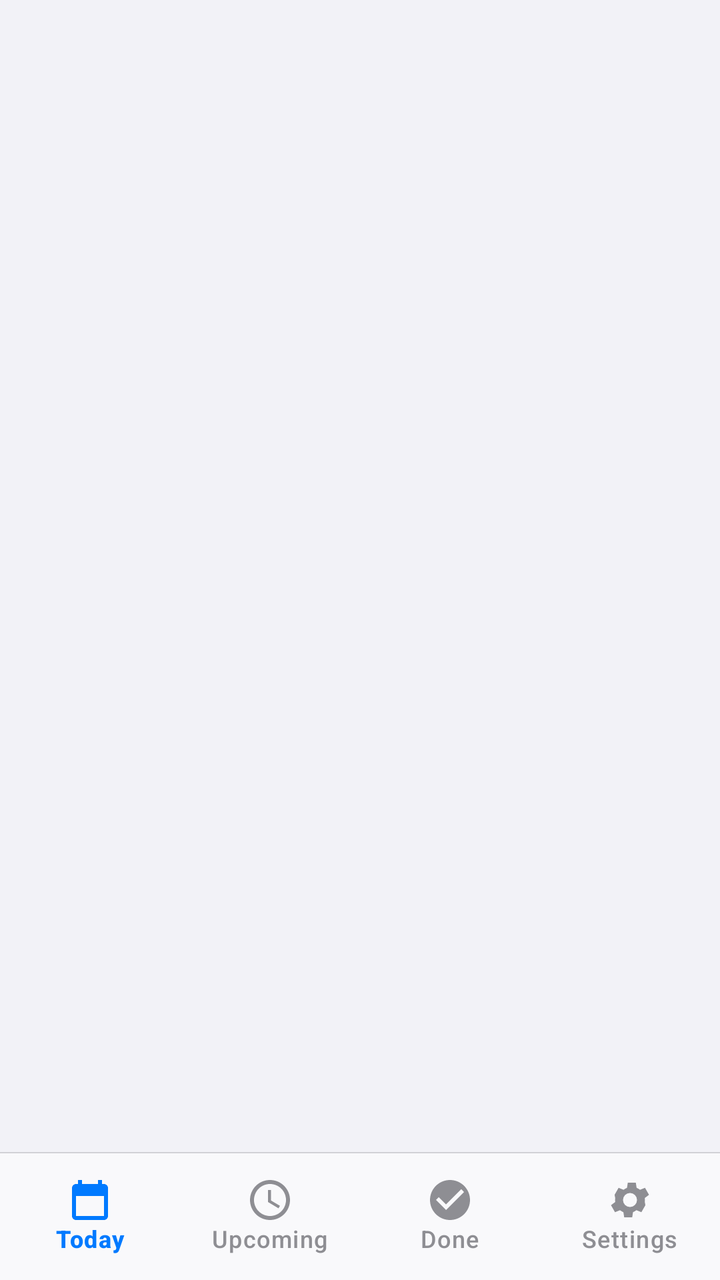
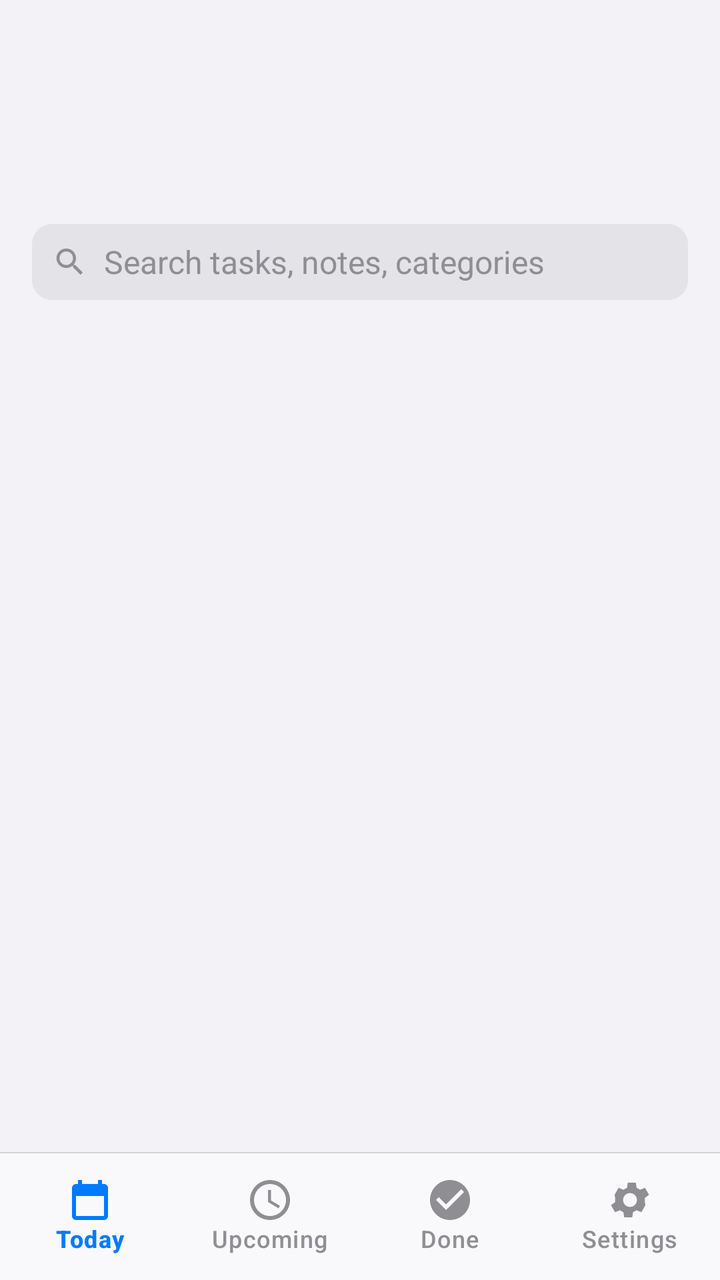

An Android layout rendered at two revisions. The XML below is the earlier revision; the diff shows what the commit changed to produce the second picture.
<!-- AndroidManifest.xml: application theme Theme.OfficeToDo -->
<!-- res/layout/activity_main.xml -->
<?xml version="1.0" encoding="utf-8"?>
<androidx.coordinatorlayout.widget.CoordinatorLayout xmlns:android="http://schemas.android.com/apk/res/android"
    xmlns:app="http://schemas.android.com/apk/res-auto"
    android:id="@+id/root"
    android:layout_width="match_parent"
    android:layout_height="match_parent"
    android:background="@color/ios_bg">

    
    <com.google.android.material.appbar.AppBarLayout
        android:id="@+id/appbar"
        android:layout_width="match_parent"
        android:layout_height="wrap_content"
        android:background="@color/ios_bg"
        app:elevation="0dp"
        app:liftOnScroll="true">

        <com.google.android.material.appbar.CollapsingToolbarLayout
            android:id="@+id/collapsing"
            android:layout_width="match_parent"
            android:layout_height="112dp"
            android:background="@color/ios_bg"
            app:collapsedTitleGravity="center"
            app:collapsedTitleTextAppearance="@style/IosNavTitle"
            app:contentScrim="@color/ios_bg"
            app:expandedTitleGravity="bottom|start"
            app:expandedTitleMarginBottom="8dp"
            app:expandedTitleMarginStart="20dp"
            app:expandedTitleTextAppearance="@style/IosLargeTitle"
            app:layout_scrollFlags="scroll|exitUntilCollapsed|snap"
            app:titleCollapseMode="fade">

            <com.google.android.material.appbar.MaterialToolbar
                android:id="@+id/toolbar"
                android:layout_width="match_parent"
                android:layout_height="?attr/actionBarSize"
                android:background="@android:color/transparent"
                app:layout_collapseMode="pin" />
        </com.google.android.material.appbar.CollapsingToolbarLayout>
    </com.google.android.material.appbar.AppBarLayout>

    <androidx.recyclerview.widget.RecyclerView
        android:id="@+id/list"
        android:layout_width="match_parent"
        android:layout_height="match_parent"
        android:clipToPadding="false"
        android:paddingHorizontal="16dp"
        android:paddingBottom="88dp"
        app:layout_behavior="@string/appbar_scrolling_view_behavior" />

    
    <androidx.core.widget.NestedScrollView
        android:id="@+id/settings_page"
        android:layout_width="match_parent"
        android:layout_height="match_parent"
        android:clipToPadding="false"
        android:paddingBottom="88dp"
        android:visibility="gone"
        app:layout_behavior="@string/appbar_scrolling_view_behavior">

        <LinearLayout
            android:layout_width="match_parent"
            android:layout_height="wrap_content"
            android:orientation="vertical"
            android:paddingHorizontal="16dp">

            <TextView style="@style/IosGroupLabel" android:layout_width="wrap_content" android:layout_height="wrap_content" android:text="Alarms" />
            <com.google.android.material.card.MaterialCardView style="@style/IosGroup" android:layout_width="match_parent" android:layout_height="wrap_content">
                <LinearLayout android:layout_width="match_parent" android:layout_height="wrap_content" android:orientation="vertical">
                    <include android:id="@+id/set_reliability" layout="@layout/item_form_row" />
                    <include layout="@layout/divider_inset" />
                    <include android:id="@+id/set_test" layout="@layout/item_form_row" />
                </LinearLayout>
            </com.google.android.material.card.MaterialCardView>

            <TextView style="@style/IosGroupLabel" android:layout_width="wrap_content" android:layout_height="wrap_content" android:text="Work" />
            <com.google.android.material.card.MaterialCardView style="@style/IosGroup" android:layout_width="match_parent" android:layout_height="wrap_content">
                <include android:id="@+id/set_weekly_off" layout="@layout/item_form_row" />
            </com.google.android.material.card.MaterialCardView>
            <TextView
                android:layout_width="match_parent"
                android:layout_height="wrap_content"
                android:paddingHorizontal="16dp"
                android:paddingTop="6dp"
                android:text="Used by repeating tasks set to “Previous working day” or “Next working day”."
                android:textColor="@color/ios_secondary"
                android:textSize="13sp" />

            <TextView style="@style/IosGroupLabel" android:layout_width="wrap_content" android:layout_height="wrap_content" android:text="Look" />
            <com.google.android.material.card.MaterialCardView style="@style/IosGroup" android:layout_width="match_parent" android:layout_height="wrap_content">
                <include android:id="@+id/set_appearance" layout="@layout/item_form_row" />
            </com.google.android.material.card.MaterialCardView>

            <TextView style="@style/IosGroupLabel" android:layout_width="wrap_content" android:layout_height="wrap_content" android:text="Data" />
            <com.google.android.material.card.MaterialCardView style="@style/IosGroup" android:layout_width="match_parent" android:layout_height="wrap_content">
                <LinearLayout android:layout_width="match_parent" android:layout_height="wrap_content" android:orientation="vertical">
                    <include android:id="@+id/set_backup" layout="@layout/item_form_row" />
                    <include layout="@layout/divider_inset" />
                    <include android:id="@+id/set_update" layout="@layout/item_form_row" />
                </LinearLayout>
            </com.google.android.material.card.MaterialCardView>

            <com.google.android.material.card.MaterialCardView style="@style/IosGroup" android:layout_width="match_parent" android:layout_height="wrap_content" android:layout_marginTop="24dp">
                <TextView
                    android:id="@+id/set_clear"
                    android:layout_width="match_parent"
                    android:layout_height="50dp"
                    android:background="?attr/selectableItemBackground"
                    android:gravity="center"
                    android:text="Clear Completed"
                    android:textColor="@color/ios_red"
                    android:textSize="17sp" />
            </com.google.android.material.card.MaterialCardView>

            <TextView
                android:id="@+id/set_version"
                android:layout_width="wrap_content"
                android:layout_height="wrap_content"
                android:paddingStart="16dp"
                android:paddingTop="8dp"
                android:textColor="@color/ios_secondary"
                android:textSize="13sp" />
        </LinearLayout>
    </androidx.core.widget.NestedScrollView>

    
    <com.google.android.material.bottomnavigation.BottomNavigationView
        android:id="@+id/bottom_nav"
        android:layout_width="match_parent"
        android:layout_height="64dp"
        android:layout_gravity="bottom"
        android:background="@drawable/bg_tab_bar"
        app:elevation="0dp"
        app:itemIconTint="@color/tab_tint"
        app:itemTextColor="@color/tab_tint"
        app:labelVisibilityMode="labeled"
        app:menu="@menu/bottom_tabs" />
</androidx.coordinatorlayout.widget.CoordinatorLayout>
<!-- res/layout/item_form_row.xml (included above) -->
<?xml version="1.0" encoding="utf-8"?>
<LinearLayout xmlns:android="http://schemas.android.com/apk/res/android"
    style="@style/IosRow"
    android:layout_width="match_parent"
    android:layout_height="wrap_content"
    android:clickable="true"
    android:focusable="true"
    android:orientation="horizontal">

    <ImageView
        android:id="@+id/row_icon"
        android:layout_width="30dp"
        android:layout_height="30dp"
        android:background="@drawable/bg_icon_square"
        android:importantForAccessibility="no"
        android:padding="5dp" />

    <LinearLayout
        android:layout_width="0dp"
        android:layout_height="wrap_content"
        android:layout_marginStart="14dp"
        android:layout_weight="1"
        android:orientation="vertical"
        android:paddingVertical="10dp">

        <TextView
            android:id="@+id/row_title"
            android:layout_width="wrap_content"
            android:layout_height="wrap_content"
            android:textColor="@color/ios_label"
            android:textSize="17sp" />

        <TextView
            android:id="@+id/row_subtitle"
            android:layout_width="wrap_content"
            android:layout_height="wrap_content"
            android:textColor="@color/ios_secondary"
            android:textSize="13sp"
            android:visibility="gone" />
    </LinearLayout>

    <TextView
        android:id="@+id/row_value"
        android:layout_width="wrap_content"
        android:layout_height="wrap_content"
        android:layout_marginStart="8dp"
        android:gravity="end"
        android:maxWidth="200dp"
        android:textColor="@color/ios_secondary"
        android:textSize="17sp" />

    <ImageView
        android:id="@+id/row_chevron"
        android:layout_width="14dp"
        android:layout_height="14dp"
        android:layout_marginStart="6dp"
        android:importantForAccessibility="no"
        android:src="@drawable/ic_chevron_right" />
</LinearLayout>
<!-- res/layout/divider_inset.xml (included above) -->
<?xml version="1.0" encoding="utf-8"?>
<View xmlns:android="http://schemas.android.com/apk/res/android"
    android:layout_width="match_parent"
    android:layout_height="0.6dp"
    android:layout_marginStart="60dp"
    android:background="@color/ios_separator" />
<!-- resources referenced by this layout -->
<resources>
  <color name="ios_bg">#F2F2F7</color>
  <color name="ios_label">#000000</color>
  <color name="ios_red">#FF3B30</color>
  <color name="ios_secondary">#8E8E93</color>
  <color name="ios_separator">#D1D1D6</color>
  <!-- drawable bg_icon_square (drawable) -->
  <shape xmlns:android="http://schemas.android.com/apk/res/android" android:shape="rectangle">
      <solid android:color="#FFFFFF" />
      <corners android:radius="7dp" />
  </shape>
  <!-- drawable bg_tab_bar (drawable) -->
  <layer-list xmlns:android="http://schemas.android.com/apk/res/android">
      <item><shape><solid android:color="@color/ios_tabbar" /></shape></item>
      <item android:gravity="top" android:height="0.6dp"><shape><solid android:color="@color/ios_separator" /></shape></item>
  </layer-list>
  <style name="IosGroup" parent="Widget.Material3.CardView.Filled">
          <item name="cardBackgroundColor">@color/ios_cell</item>
          <item name="cardCornerRadius">12dp</item>
          <item name="cardElevation">0dp</item>
      </style>
  <style name="IosLargeTitle" parent="TextAppearance.Material3.DisplaySmall">
          <item name="android:textSize">34sp</item>
          <item name="android:textStyle">bold</item>
          <item name="android:textColor">@color/ios_label</item>
      </style>
  <style name="IosNavTitle" parent="TextAppearance.Material3.TitleMedium">
          <item name="android:textSize">17sp</item>
          <item name="android:textStyle">bold</item>
          <item name="android:textColor">@color/ios_label</item>
      </style>
  <color name="ios_tabbar">#F9F9FB</color>
  <color name="ios_cell">#FFFFFF</color>
  <color name="brand">#007AFF</color>
  <style name="IosToolbar" parent="Widget.Material3.Toolbar">
          <item name="android:background">@color/ios_bg</item>
          <item name="titleCentered">true</item>
          <item name="titleTextAppearance">@style/IosNavTitle</item>
          <item name="navigationIconTint">?attr/colorPrimary</item>
      </style>
  <style name="IosOverflow" parent="Widget.AppCompat.ActionButton.Overflow">
          <item name="android:src">@drawable/ic_more</item>
      </style>
  <style name="IosDialog" parent="ThemeOverlay.Material3.MaterialAlertDialog">
          <item name="shapeAppearanceOverlay">@style/IosDialogShape</item>
          <item name="colorSurfaceContainerHigh">@color/ios_cell</item>
      </style>
  <style name="IosChip" parent="Widget.Material3.Chip.Assist">
          <item name="chipBackgroundColor">@color/ios_cell</item>
          <item name="chipStrokeWidth">0dp</item>
          <item name="chipCornerRadius">16dp</item>
          <item name="android:textColor">?attr/colorPrimary</item>
      </style>
  <style name="IosBottomSheetDialog" parent="ThemeOverlay.Material3.BottomSheetDialog">
          <item name="bottomSheetStyle">@style/IosBottomSheet</item>
      </style>
  <style name="IosDialogShape" parent="">
          <item name="cornerFamily">rounded</item>
          <item name="cornerSize">16dp</item>
      </style>
  <style name="IosBottomSheet" parent="Widget.Material3.BottomSheet.Modal">
          <item name="backgroundTint">@color/ios_cell</item>
      </style>
  <!-- unchanged entries left out for length: 7 -->
</resources>

<!-- the commit's change to res/layout/activity_main.xml (unified diff, before → after) -->
@@ -37,6 +37,26 @@
                 android:background="@android:color/transparent"
                 app:layout_collapseMode="pin" />
         </com.google.android.material.appbar.CollapsingToolbarLayout>
+
+        
+        <EditText
+            android:id="@+id/search"
+            android:layout_width="match_parent"
+            android:layout_height="38dp"
+            android:layout_marginHorizontal="16dp"
+            android:layout_marginBottom="8dp"
+            android:background="@drawable/bg_search"
+            android:drawableStart="@drawable/ic_search"
+            android:drawablePadding="8dp"
+            android:hint="Search tasks, notes, categories"
+            android:imeOptions="actionSearch"
+            android:importantForAutofill="no"
+            android:inputType="text"
+            android:maxLines="1"
+            android:paddingHorizontal="10dp"
+            android:textColor="@color/ios_label"
+            android:textColorHint="@color/ios_secondary"
+            android:textSize="16sp" />
     </com.google.android.material.appbar.AppBarLayout>
 
     <androidx.recyclerview.widget.RecyclerView
@@ -69,13 +89,29 @@
                 <LinearLayout android:layout_width="match_parent" android:layout_height="wrap_content" android:orientation="vertical">
                     <include android:id="@+id/set_reliability" layout="@layout/item_form_row" />
                     <include layout="@layout/divider_inset" />
+                    <include android:id="@+id/set_sound" layout="@layout/item_form_row" />
+                    <include layout="@layout/divider_inset" />
+                    <include android:id="@+id/set_vibrate" layout="@layout/item_form_row" />
+                    <include layout="@layout/divider_inset" />
+                    <include android:id="@+id/set_snooze" layout="@layout/item_form_row" />
+                    <include layout="@layout/divider_inset" />
+                    <include android:id="@+id/set_nag" layout="@layout/item_form_row" />
+                    <include layout="@layout/divider_inset" />
+                    <include android:id="@+id/set_ring" layout="@layout/item_form_row" />
+                    <include layout="@layout/divider_inset" />
                     <include android:id="@+id/set_test" layout="@layout/item_form_row" />
                 </LinearLayout>
             </com.google.android.material.card.MaterialCardView>
 
             <TextView style="@style/IosGroupLabel" android:layout_width="wrap_content" android:layout_height="wrap_content" android:text="Work" />
             <com.google.android.material.card.MaterialCardView style="@style/IosGroup" android:layout_width="match_parent" android:layout_height="wrap_content">
-                <include android:id="@+id/set_weekly_off" layout="@layout/item_form_row" />
+                <LinearLayout android:layout_width="match_parent" android:layout_height="wrap_content" android:orientation="vertical">
+                    <include android:id="@+id/set_weekly_off" layout="@layout/item_form_row" />
+                    <include layout="@layout/divider_inset" />
+                    <include android:id="@+id/set_holidays" layout="@layout/item_form_row" />
+                    <include layout="@layout/divider_inset" />
+                    <include android:id="@+id/set_categories" layout="@layout/item_form_row" />
+                </LinearLayout>
             </com.google.android.material.card.MaterialCardView>
             <TextView
                 android:layout_width="match_parent"
@@ -95,6 +131,8 @@
             <com.google.android.material.card.MaterialCardView style="@style/IosGroup" android:layout_width="match_parent" android:layout_height="wrap_content">
                 <LinearLayout android:layout_width="match_parent" android:layout_height="wrap_content" android:orientation="vertical">
                     <include android:id="@+id/set_backup" layout="@layout/item_form_row" />
+                    <include layout="@layout/divider_inset" />
+                    <include android:id="@+id/set_report" layout="@layout/item_form_row" />
                     <include layout="@layout/divider_inset" />
                     <include android:id="@+id/set_update" layout="@layout/item_form_row" />
                 </LinearLayout>
<!-- resource entries referenced after the edit -->
@@ -10,11 +10,21 @@
       <solid android:color="#FFFFFF" />
       <corners android:radius="7dp" />
   </shape>
+  <!-- drawable bg_search (drawable) -->
+  <shape xmlns:android="http://schemas.android.com/apk/res/android" android:shape="rectangle">
+      <solid android:color="@color/ios_search" />
+      <corners android:radius="10dp" />
+  </shape>
   <!-- drawable bg_tab_bar (drawable) -->
   <layer-list xmlns:android="http://schemas.android.com/apk/res/android">
       <item><shape><solid android:color="@color/ios_tabbar" /></shape></item>
       <item android:gravity="top" android:height="0.6dp"><shape><solid android:color="@color/ios_separator" /></shape></item>
   </layer-list>
+  <!-- drawable ic_search (drawable) -->
+  <vector xmlns:android="http://schemas.android.com/apk/res/android"
+      android:width="18dp" android:height="18dp" android:viewportWidth="24" android:viewportHeight="24">
+      <path android:fillColor="@color/ios_secondary" android:pathData="M15.5,14h-0.79l-0.28,-0.27C15.41,12.59 16,11.11 16,9.5 16,5.91 13.09,3 9.5,3S3,5.91 3,9.5 5.91,16 9.5,16c1.61,0 3.09,-0.59 4.23,-1.57l0.27,0.28v0.79l5,4.99L20.49,19l-4.99,-5zM9.5,14C7.01,14 5,11.99 5,9.5S7.01,5 9.5,5 14,7.01 14,9.5 11.99,14 9.5,14z"/>
+  </vector>
   <style name="IosGroup" parent="Widget.Material3.CardView.Filled">
           <item name="cardBackgroundColor">@color/ios_cell</item>
           <item name="cardCornerRadius">12dp</item>
@@ -30,6 +40,7 @@
           <item name="android:textStyle">bold</item>
           <item name="android:textColor">@color/ios_label</item>
       </style>
+  <color name="ios_search">#E3E3E8</color>
   <color name="ios_tabbar">#F9F9FB</color>
   <color name="ios_cell">#FFFFFF</color>
   <color name="brand">#007AFF</color>
